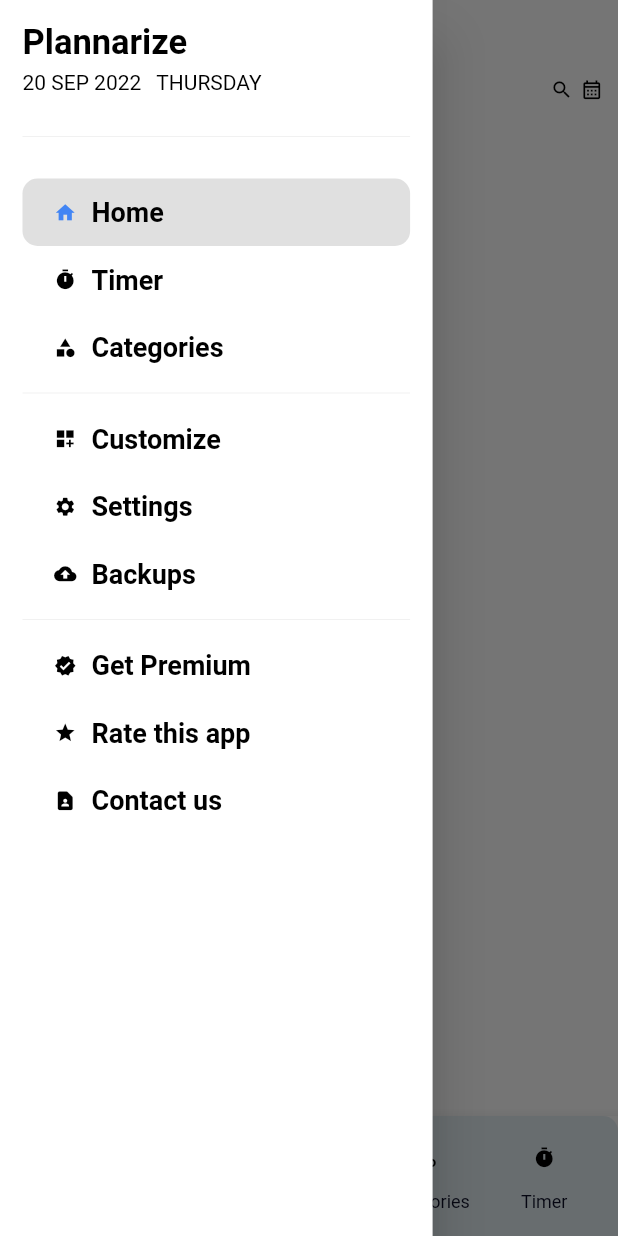
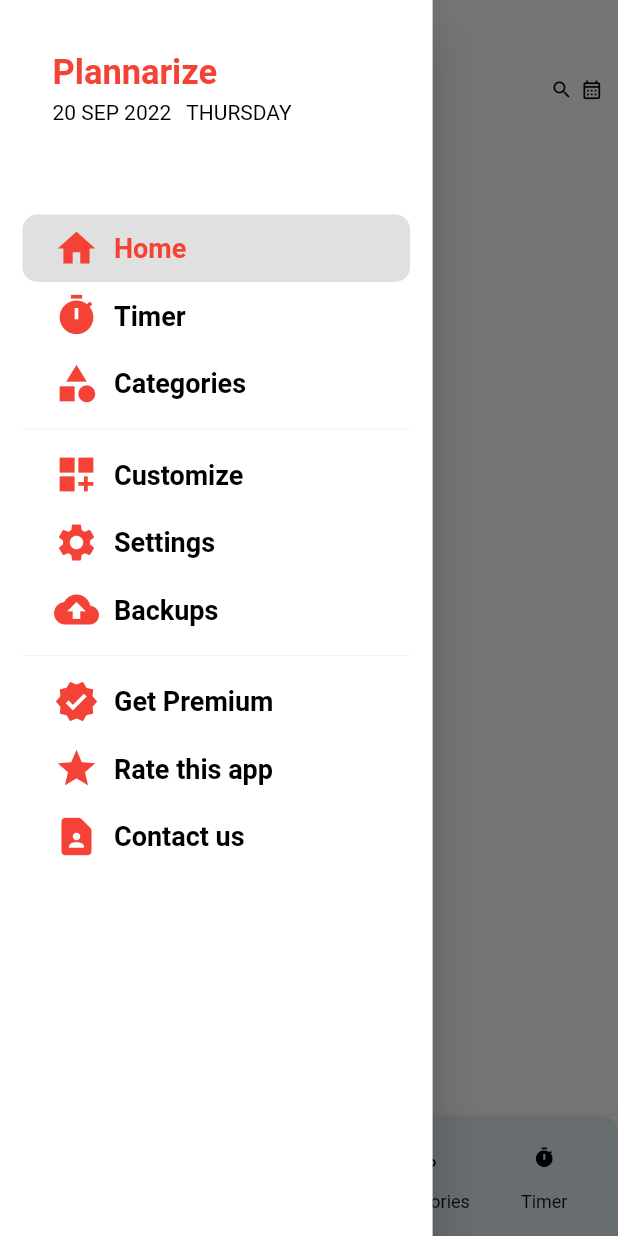
Before and after one commit to shubham0302/habit-app, a Flutter app: the MainScreen screen opened by its route, with the side drawer open, on a phone screen of 412 x 824 dp. Run offline on Flutter 3.47's test engine with Material 2 defaults, Android fonts, the phone set to English and light mode, and no system bars; our stand-ins replace flutter_switch, get.

Commit message:
tree new screen add

```diff
--- a/lib/main.dart
+++ b/lib/main.dart
@@ -3,6 +3,8 @@
 import 'package:flutter/services.dart';
 import 'package:get/get.dart';
 import 'package:habbit_app/controllers/theme_controller.dart';
+import 'package:habbit_app/screens/customize_screen/backUp_screen.dart';
+import 'package:habbit_app/screens/customize_screen/getpremium_screen.dart';
 import 'package:habbit_app/screens/customize_screen/screen.dart';
 import 'package:habbit_app/screens/intro_screen.dart';
 import 'package:habbit_app/screens/splash_screen.dart';
@@ -58,5 +60,7 @@
     GetPage(name: '/home', page: () => MainScreen()),
     GetPage(name: '/intro', page: () => const IntroScreen()),
     GetPage(name: '/customize', page: () => const CustomizeScreen()),
+    GetPage(name: '/backup', page: () => const BackUpScreen()),
+    GetPage(name: '/getpremium', page: () => const GetPremiumScreen())
   ];
 }
--- a/lib/screens/customize_screen/components/free_color_customize.dart
+++ b/lib/screens/customize_screen/components/free_color_customize.dart
@@ -1,3 +1,5 @@
+// ignore_for_file: unused_local_variable
+
 import 'package:flutter/material.dart';
 import 'package:get/get.dart';
 import 'package:habbit_app/app_labels/customize_screen.dart';
--- a/lib/screens/drawer.dart
+++ b/lib/screens/drawer.dart
@@ -1,5 +1,6 @@
 import 'package:flutter/material.dart';
 import 'package:get/get.dart';
+import 'package:habbit_app/screens/customize_screen/components/custom_dialog_box.dart';
 import 'package:habbit_app/widgets/sized_box.dart';
 import 'package:habbit_app/widgets/text_widget/heading_text.dart';
 import 'package:habbit_app/widgets/text_widget/label_text.dart';
@@ -21,7 +22,17 @@
         child: Column(
           crossAxisAlignment: CrossAxisAlignment.start,
           children: [
-            const HeadingText(text: 'Plannarize'),
+            Padding(
+              padding: const EdgeInsets.all(20.0),
+              child: Column(
+                // mainAxisAlignment: MainAxisAlignment.start,
+                crossAxisAlignment: CrossAxisAlignment.start,
+                children: [
+                  HeadingText(
+                    text: 'Plannarize',
+                    color: color.primaryColor,
+                    isColor: true,
+                  ),
                   SH.small(),
                   Row(
                     children: [
@@ -33,9 +44,12 @@
                       ),
                     ],
                   ),
+                ],
+              ),
+            ),
 
             SH.large(),
-            const Divider(),
+            // const Divider(),
             SH.large(),
             InkWell(
               onTap: () {},
@@ -55,12 +69,14 @@
                   children: [
                     Icon(
                       Icons.home,
-                      color: color.hoverColor,
+                      color: color.primaryColor,
+                      size: 30,
                     ),
                     SW.medium(),
                     MainLabelText(
                       text: 'Home',
-                      color: color.hoverColor,
+                      color: color.primaryColor,
+                      isColor: true,
                     ),
                   ],
                 ),
@@ -80,11 +96,16 @@
                 decoration: BoxDecoration(
                     // color: color.indicatorColor,
                     borderRadius: BorderRadius.circular(25)),
+                child: GestureDetector(
+                  onTap: () {
+                    CustomDialogBox(context);
+                  },
                   child: Row(
                     children: [
-                    const Icon(
+                      Icon(
                         Icons.timer,
-                      // color: color.hoverColor,
+                        size: 30,
+                        color: color.indicatorColor,
                       ),
                       SW.medium(),
                       const MainLabelText(
@@ -92,6 +113,7 @@
                         // color: color.hoverColor,
                       ),
                     ],
+                  ),
                 ),
               ),
             ),
@@ -111,13 +133,16 @@
                     borderRadius: BorderRadius.circular(25)),
                 child: Row(
                   children: [
-                    const Icon(
+                    Icon(
                       Icons.category,
+                      size: 30,
+                      color: color.indicatorColor,
                       // color: color.hoverColor,
                     ),
                     SW.medium(),
                     const MainLabelText(
                       text: 'Categories',
+
                       // color: color.hoverColor,
                     ),
                   ],
@@ -147,8 +172,11 @@
                   },
                   child: Row(
                     children: [
-                      const Icon(
+                      Icon(
                         Icons.dashboard_customize,
+                        size: 30,
+                        color: color.indicatorColor,
+
                         // color: color.hoverColor,
                       ),
                       SW.medium(),
@@ -177,8 +205,11 @@
                     borderRadius: BorderRadius.circular(25)),
                 child: Row(
                   children: [
-                    const Icon(
+                    Icon(
                       Icons.settings,
+                      size: 30,
+                      color: color.indicatorColor,
+
                       // color: color.hoverColor,
                     ),
                     SW.medium(),
@@ -204,10 +235,17 @@
                 decoration: BoxDecoration(
                     // color: color.indicatorColor,
                     borderRadius: BorderRadius.circular(25)),
+                child: GestureDetector(
+                  onTap: () {
+                    Get.toNamed('/backup');
+                  },
                   child: Row(
                     children: [
-                    const Icon(
+                      Icon(
                         Icons.backup,
+                        size: 30,
+                        color: color.indicatorColor,
+
                         // color: color.hoverColor,
                       ),
                       SW.medium(),
@@ -216,6 +254,7 @@
                         // color: color.hoverColor,
                       ),
                     ],
+                  ),
                 ),
               ),
             ),
@@ -236,10 +275,17 @@
                 decoration: BoxDecoration(
                     // color: color.indicatorColor,
                     borderRadius: BorderRadius.circular(25)),
+                child: GestureDetector(
+                  onTap: () {
+                    Get.toNamed("/getpremium");
+                  },
                   child: Row(
                     children: [
-                    const Icon(
+                      Icon(
                         Icons.verified,
+                        size: 30,
+                        color: color.indicatorColor,
+
                         // color: color.hoverColor,
                       ),
                       SW.medium(),
@@ -248,6 +294,7 @@
                         // color: color.hoverColor,
                       ),
                     ],
+                  ),
                 ),
               ),
             ),
@@ -267,8 +314,11 @@
                     borderRadius: BorderRadius.circular(25)),
                 child: Row(
                   children: [
-                    const Icon(
+                    Icon(
                       Icons.star,
+                      size: 30,
+                      color: color.indicatorColor,
+
                       // color: color.hoverColor,
                     ),
                     SW.medium(),
@@ -296,8 +346,11 @@
                     borderRadius: BorderRadius.circular(25)),
                 child: Row(
                   children: [
-                    const Icon(
+                    Icon(
                       Icons.contact_page_rounded,
+                      size: 30,
+                      color: color.indicatorColor,
+
                       // color: color.hoverColor,
                     ),
                     SW.medium(),
--- a/lib/widgets/text_widget/heading_text.dart
+++ b/lib/widgets/text_widget/heading_text.dart
@@ -27,7 +27,9 @@
     ThemeController themeController = Get.find<ThemeController>();
     return Text(
       text,
-      style: color.textTheme.headline1,
+      style: color.textTheme.headline1!.copyWith(
+        color: isColor == true ? (this.color ?? color.primaryColor) : null,
+      ),
       textAlign: alignment,
     );
   }
--- a/lib/widgets/text_widget/label_text.dart
+++ b/lib/widgets/text_widget/label_text.dart
@@ -10,21 +10,26 @@
   final Color? color;
 
   final bool? isNormal;
-  const LabelText(
-      {Key? key,
-      required this.text,
-      this.alignment,
-      this.isWhite,
-      this.isNormal,
-      this.isBold=false,
-      this.isDotDot,this.color,this.isColor,}):super(key: key);
+  const LabelText({
+    Key? key,
+    required this.text,
+    this.alignment,
+    this.isWhite,
+    this.isNormal,
+    this.isBold = false,
+    this.isDotDot,
+    this.color,
+    this.isColor,
+  }) : super(key: key);
 
   @override
   Widget build(BuildContext context) {
     ThemeData color = Theme.of(context);
     return Text(
       text,
-      style: color.textTheme.bodyText1!.copyWith(color:isColor==true? (this.color ?? color.primaryColor) :null,fontWeight: isBold==true?FontWeight.bold:FontWeight.normal),
+      style: color.textTheme.bodyText1!.copyWith(
+          color: isColor == true ? (this.color ?? color.primaryColor) : null,
+          fontWeight: isBold == true ? FontWeight.bold : FontWeight.normal),
       textAlign: alignment,
     );
   }
--- a/pubspec.yaml
+++ b/pubspec.yaml
@@ -51,6 +51,7 @@
   sidebarx: ^0.14.0
   date_picker_timeline: ^1.2.3
   google_fonts: ^3.0.1
+  flutter_switch: ^0.3.2
 
 
 # For information on the generic Dart part of this file, see the
```
Also changed, not shown: lib/screens/customize_screen/backup_screen.dart (added, +198 -0 lines), lib/screens/customize_screen/components/category_icon_customize.dart (+14 -12 lines), lib/screens/customize_screen/components/custom_dialog_box.dart (added, +103 -0 lines), lib/screens/customize_screen/constants.dart (added, +7 -0 lines), lib/screens/customize_screen/getpremium_screen.dart (added, +176 -0 lines), lib/screens/intro_screen.dart (+6 -5 lines), lib/widgets/text_field/input_fields.dart (+14 -20 lines), lib/widgets/text_widget/button_text.dart (+6 -2 lines), pubspec.lock. Lines whose indentation alone changed are shown as unchanged.
